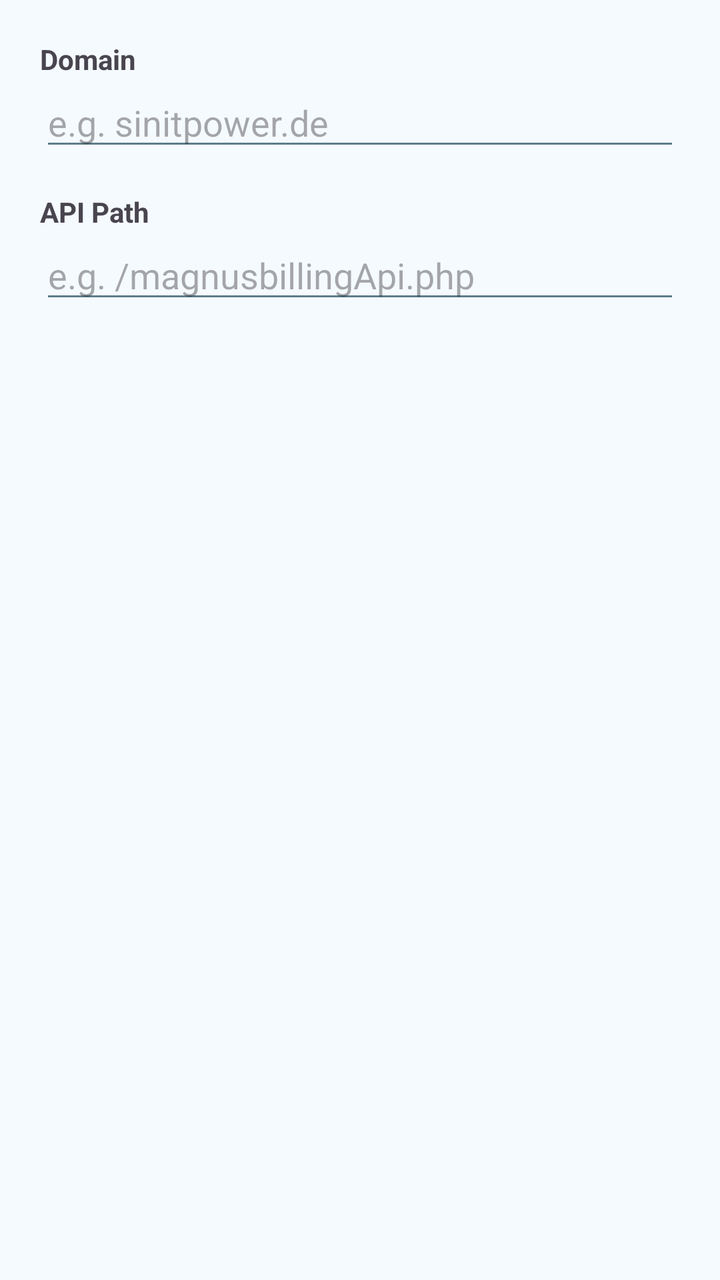
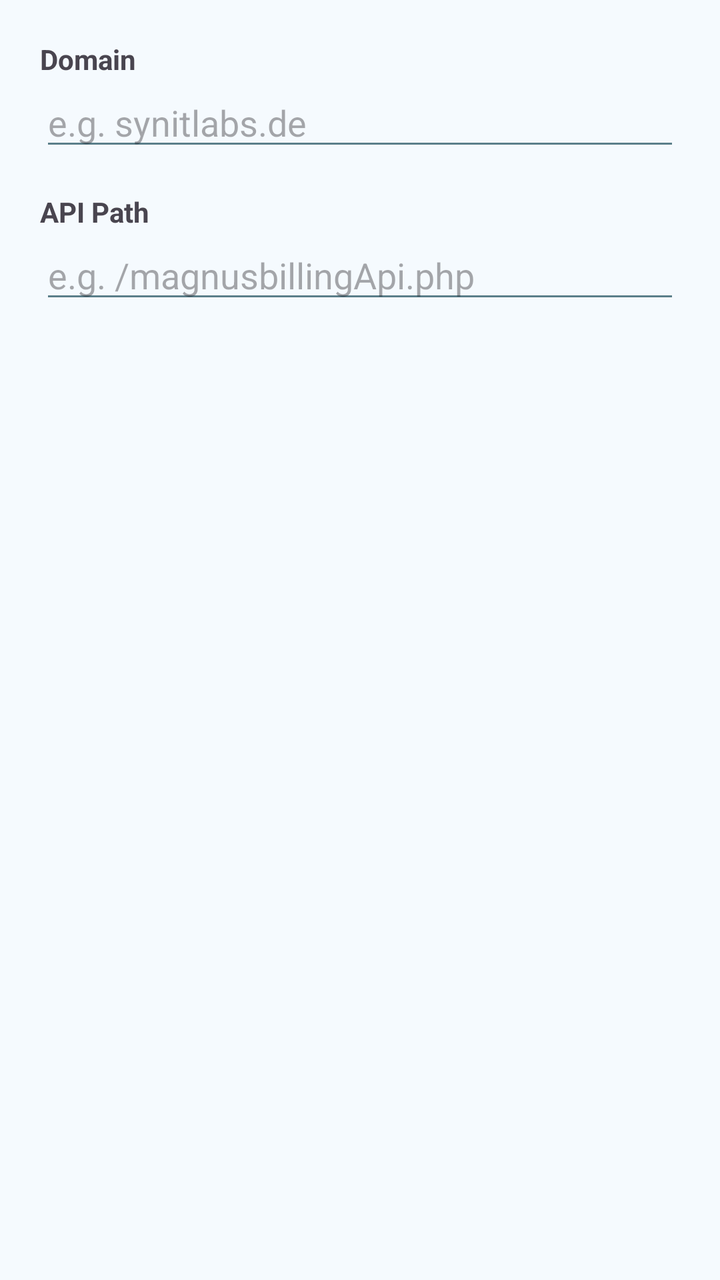

Screens rendered from an Android XML layout before and after an edit, with the pre-edit source and the edit as a unified diff.
<!-- AndroidManifest.xml: application theme Theme.SinitPhone -->
<!-- res/layout/dialog_server_settings.xml -->
<?xml version="1.0" encoding="utf-8"?>
<LinearLayout xmlns:android="http://schemas.android.com/apk/res/android"
    android:layout_width="match_parent"
    android:layout_height="wrap_content"
    android:orientation="vertical"
    android:padding="20dp">

    <TextView
        android:layout_width="wrap_content"
        android:layout_height="wrap_content"
        android:text="Domain"
        android:textStyle="bold" />

    <EditText
        android:id="@+id/edit_domain"
        android:layout_width="match_parent"
        android:layout_height="wrap_content"
        android:hint="e.g. sinitpower.de"
        android:inputType="textUri"
        android:layout_marginBottom="16dp" />

    <TextView
        android:layout_width="wrap_content"
        android:layout_height="wrap_content"
        android:text="API Path"
        android:textStyle="bold" />

    <EditText
        android:id="@+id/edit_api_path"
        android:layout_width="match_parent"
        android:layout_height="wrap_content"
        android:hint="e.g. /magnusbillingApi.php"
        android:inputType="text" />

</LinearLayout>
<!-- resources referenced by this layout -->
<resources>
  <style name="Theme.SinitPhone" parent="Theme.Material3.Light.NoActionBar">
          
          <item name="colorPrimary">@color/primary</item>
          <item name="colorOnPrimary">@color/on_primary</item>
  
          
          <item name="colorSecondary">@color/secondary</item>
          <item name="colorOnSecondary">@color/on_secondary</item>
  
          
          <item name="android:windowBackground">@color/background</item>
          <item name="colorSurface">@color/surface</item>
          <item name="android:colorBackground">@color/background</item>
          <item name="colorError">@color/error</item>
  
          
          <item name="colorOnSurface">@color/on_surface</item>
          <item name="colorOnBackground">@color/on_background</item>
          <item name="colorOnError">@color/on_error</item>
  
          
          <item name="android:statusBarColor">@color/primary_variant</item>
  
          
          <item name="android:textColorPrimary">@color/on_background</item>
          <item name="android:textColorSecondary">@color/text_secondary</item>
          <item name="android:editTextColor">@color/on_background</item>
      </style>
  <color name="primary">#009FE3</color>
  <color name="on_primary">#FFFFFF</color>
  <color name="secondary">#B07E4B</color>
  <color name="on_secondary">#FFFFFF</color>
  <color name="background">#F5FAFE</color>
  <color name="surface">#FFFFFF</color>
  <color name="error">#B71C1C</color>
  <color name="on_surface">#012B24</color>
  <color name="on_background">#012B24</color>
  <color name="on_error">#FFFFFF</color>
  <color name="primary_variant">#015F51</color>
  <color name="text_secondary">#5B7F8A</color>
</resources>

<!-- the commit's change to res/layout/dialog_server_settings.xml (unified diff, before → after) -->
@@ -15,7 +15,7 @@
         android:id="@+id/edit_domain"
         android:layout_width="match_parent"
         android:layout_height="wrap_content"
-        android:hint="e.g. sinitpower.de"
+        android:hint="e.g. synitlabs.de"
         android:inputType="textUri"
         android:layout_marginBottom="16dp" />
 
